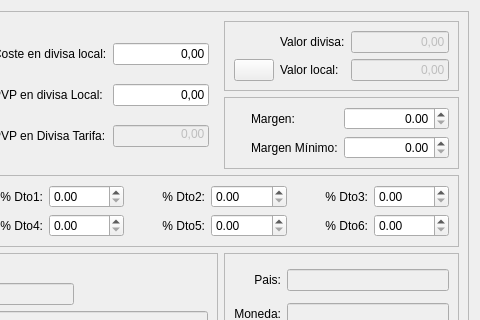
Above: Almacen/frmtarifas.ui from arcnexus/RedFoX before the change; both pictures show x 302 to 782 and y 0 to 320 of the 782 by 459 pixel window. Below: the same form after it.
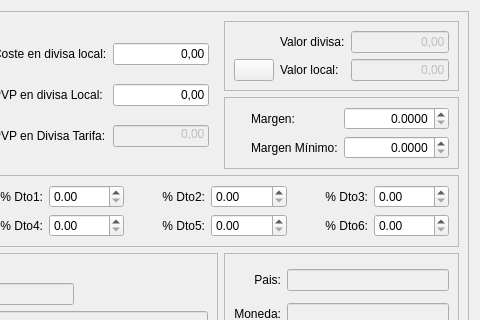
That is the form after the change. Icons and pictures are not drawn.

What changed in the file:
```diff
--- a/Almacen/frmtarifas.ui
+++ b/Almacen/frmtarifas.ui
@@ -311,6 +311,9 @@
            <property name="alignment">
             <set>Qt::AlignRight|Qt::AlignTrailing|Qt::AlignVCenter</set>
            </property>
+           <property name="decimals">
+            <number>4</number>
+           </property>
            <property name="minimum">
             <double>0.000000000000000</double>
            </property>
@@ -339,6 +342,9 @@
            <property name="alignment">
             <set>Qt::AlignRight|Qt::AlignTrailing|Qt::AlignVCenter</set>
            </property>
+           <property name="decimals">
+            <number>4</number>
+           </property>
            <property name="minimum">
             <double>0.000000000000000</double>
            </property>
```
